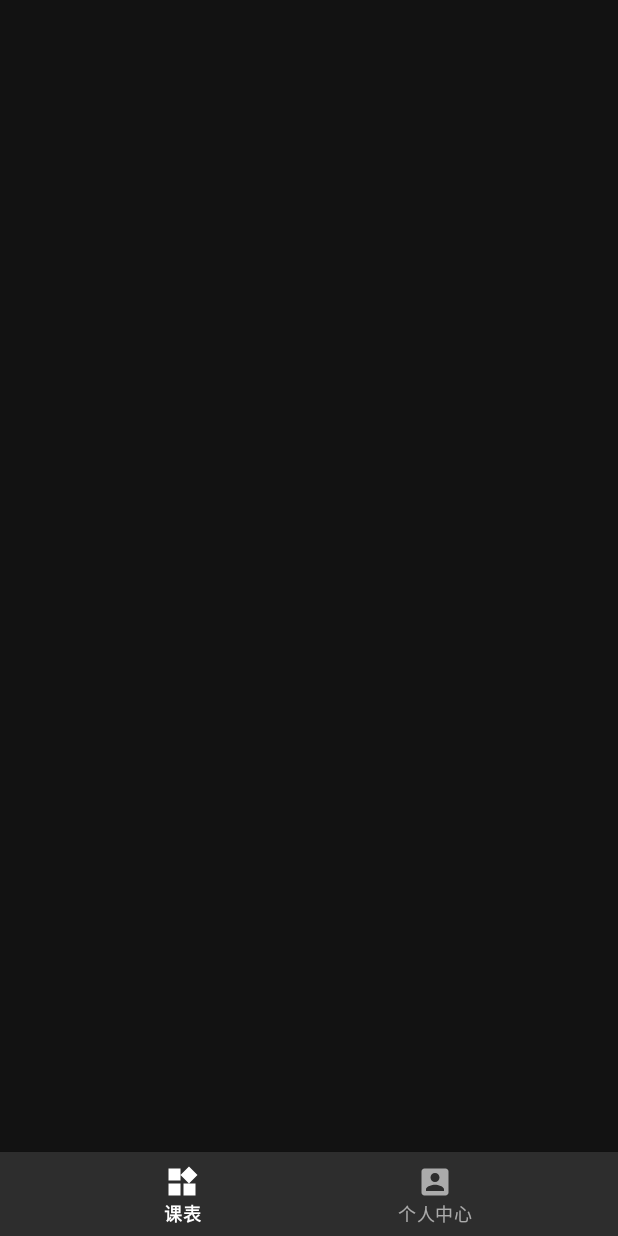
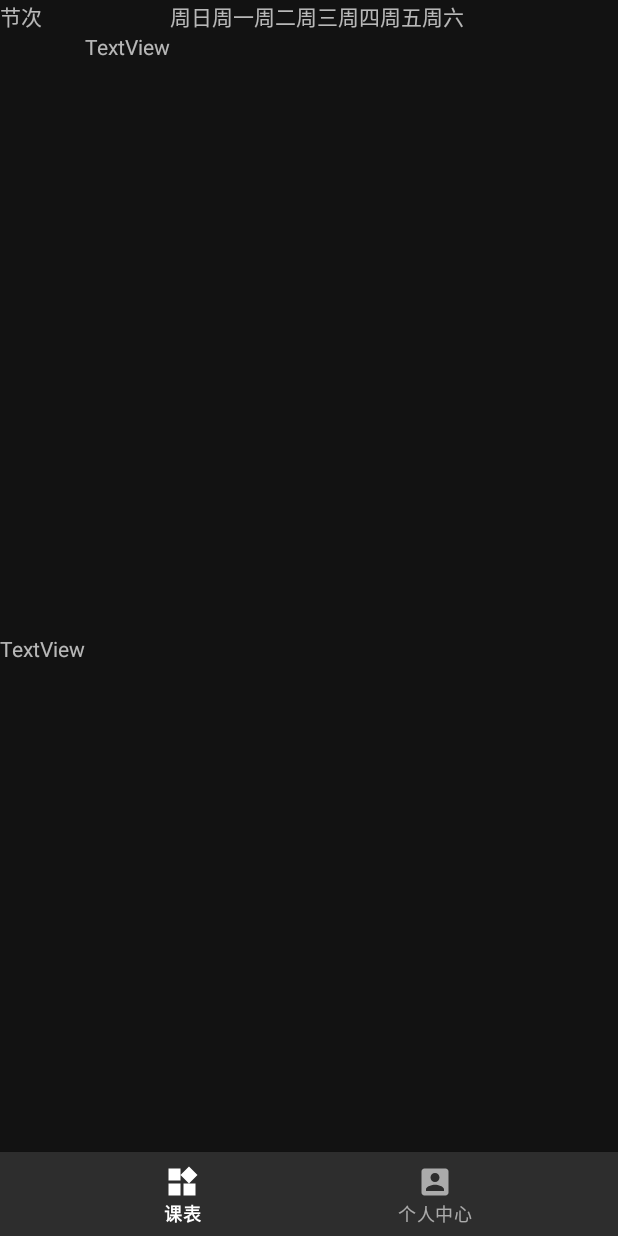
Before and after one commit to wuuuudle/SCUEnquiry, an Android app: the MainActivity screen opened directly, with no data from a screen before it, on a phone screen of 412 x 824 dp. Run offline under Robolectric (Android 15) with nearby library versions, the phone set to English and light mode, and no system bars; 8 statements that could not run were skipped.

Commit message:
界面大改

```diff
--- a/app/build.gradle
+++ b/app/build.gradle
@@ -28,4 +28,5 @@ dependencies {
     androidTestImplementation 'com.android.support.test.espresso:espresso-core:3.0.2'
     implementation files('libs/fastjson-1.2.47.jar')
     implementation 'com.android.support:support-v4:28.0.0-rc02'
+    implementation 'com.android.support:gridlayout-v7:28.0.0-rc02'
 }
--- a/app/src/main/AndroidManifest.xml
+++ b/app/src/main/AndroidManifest.xml
@@ -19,10 +19,7 @@
             </intent-filter>
         </activity>
 
-        <activity
-            android:name=".LoginActivity"
-            android:label="@string/app_name">
-        </activity>
+        <activity android:name=".LoginActivity" />
     </application>
 
 </manifest>
--- a/app/src/main/java/com/wuuuudle/scuenquiry/MainActivity.java
+++ b/app/src/main/java/com/wuuuudle/scuenquiry/MainActivity.java
@@ -5,11 +5,14 @@ import android.os.Bundle;
 import android.os.Handler;
 import android.os.Message;
 import android.support.annotation.NonNull;
+import android.support.constraint.ConstraintLayout;
+import android.support.constraint.Constraints;
 import android.support.design.widget.BottomNavigationView;
 import android.support.v7.app.AppCompatActivity;
 import android.util.Log;
 import android.view.MenuItem;
-import android.widget.EditText;
+import android.widget.LinearLayout;
+import android.widget.TextView;
 import android.widget.Toast;
 
 import com.wuuuudle.URP.Data;
@@ -17,6 +20,7 @@ import com.wuuuudle.URP.Login;
 import com.wuuuudle.URP.SelectCourse;
 import com.wuuuudle.URP.TimeAndPlace;
 import com.wuuuudle.URP.callback;
+
 
 public class MainActivity extends AppCompatActivity
 {
@@ -48,7 +52,7 @@ public class MainActivity extends AppCompatActivity
             switch (msg.what)
             {
                 case 1:
-                    ((EditText)findViewById(R.id.editText2)).setText((String)msg.obj);
+                    //((EditText)findViewById(R.id.editText2)).setText((String)msg.obj);
             }
         }
     };
@@ -58,6 +62,7 @@ public class MainActivity extends AppCompatActivity
     {
         super.onCreate(savedInstanceState);
         setContentView(R.layout.activity_main);
+
         if (Login.loginWithZM() == null)
         {
             Intent intent = new Intent(MainActivity.this, LoginActivity.class);
@@ -81,14 +86,15 @@ public class MainActivity extends AppCompatActivity
                 for (SelectCourse temp : courses)
                 {
                     Log.e("E", temp.getAttendClassTeacher() + " " + temp.getCourseName());
-                    String add="";
-                    for(TimeAndPlace tt : temp.getTimeAndPlaceList())
+                    String add = "";
+                    for (TimeAndPlace tt : temp.getTimeAndPlaceList())
                     {
-                        add+= tt.getTeachingBuildingName()+tt.getClassroomName() + " ";
+                        add += tt.getTeachingBuildingName() + tt.getClassroomName() + " ";
                     }
 
-                    send+=add + temp.getCourseName() + "\n";
+                    send += add + temp.getCourseName() + "\n";
                 }
+
                 message.obj = send;
                 handler.sendMessage(message);
             }
--- a/app/src/main/res/layout/activity_main.xml
+++ b/app/src/main/res/layout/activity_main.xml
@@ -1,5 +1,5 @@
 <?xml version="1.0" encoding="utf-8"?>
-<android.support.constraint.ConstraintLayout xmlns:android="http://schemas.android.com/apk/res/android"
+<RelativeLayout xmlns:android="http://schemas.android.com/apk/res/android"
     xmlns:app="http://schemas.android.com/apk/res-auto"
     xmlns:tools="http://schemas.android.com/tools"
     android:id="@+id/container"
@@ -7,31 +7,102 @@
     android:layout_height="match_parent"
     tools:context=".MainActivity">
 
-    <LinearLayout
+
+    <android.support.v4.widget.NestedScrollView
         android:layout_width="match_parent"
         android:layout_height="match_parent"
-        android:orientation="vertical">
+        android:fillViewport="true">
 
-        <EditText
-            android:id="@+id/editText2"
+        <HorizontalScrollView
             android:layout_width="match_parent"
-            android:layout_height="match_parent"
-            android:editable="false"
-            android:ems="10"
-            android:enabled="false"
-            android:inputType="textMultiLine" />
-    </LinearLayout>
+            android:layout_height="match_parent">
+
+            <android.support.v7.widget.GridLayout
+                android:layout_width="match_parent"
+                android:layout_height="match_parent"
+                app:columnCount="9"
+                app:orientation="horizontal"
+                app:rowCount="13">
+
+                <TextView
+                    android:layout_width="wrap_content"
+                    android:layout_height="wrap_content"
+                    android:text="节次"
+                    app:layout_columnSpan="2"
+                    app:layout_columnWeight="1" />
+
+                <TextView
+                    android:layout_width="wrap_content"
+                    android:layout_height="wrap_content"
+                    android:text="周日"
+                    app:layout_columnWeight="1" />
+
+                <TextView
+                    android:layout_width="wrap_content"
+                    android:layout_height="wrap_content"
+                    android:text="周一"
+                    app:layout_columnWeight="1" />
+
+                <TextView
+                    android:layout_width="wrap_content"
+                    android:layout_height="wrap_content"
+                    android:text="周二"
+                    app:layout_columnWeight="1" />
+
+                <TextView
+                    android:layout_width="wrap_content"
+                    android:layout_height="wrap_content"
+                    android:text="周三"
+                    app:layout_columnWeight="1" />
+
+                <TextView
+                    android:layout_width="wrap_content"
+                    android:layout_height="wrap_content"
+                    android:text="周四"
+                    app:layout_columnWeight="1" />
+
+                <TextView
+                    android:layout_width="wrap_content"
+                    android:layout_height="wrap_content"
+                    android:text="周五"
+                    app:layout_columnWeight="1" />
+
+                <TextView
+                    android:layout_width="wrap_content"
+                    android:layout_height="wrap_content"
+                    android:text="周六"
+                    app:layout_columnWeight="1" />
+
+                <TextView
+                    android:id="@+id/textView11"
+                    android:layout_width="wrap_content"
+                    android:layout_height="wrap_content"
+                    android:text="TextView"
+                    app:layout_columnWeight="0.5"
+                    app:layout_row="1"
+                    app:layout_rowWeight="1" />
+
+                <TextView
+                    android:id="@+id/textView12"
+                    android:layout_width="wrap_content"
+                    android:layout_height="wrap_content"
+                    android:text="TextView"
+                    app:layout_columnWeight="0.5"
+                    app:layout_row="1"
+                    app:layout_rowWeight="1" />
+            </android.support.v7.widget.GridLayout>
+        </HorizontalScrollView>
+    </android.support.v4.widget.NestedScrollView>
 
     <android.support.design.widget.BottomNavigationView
         android:id="@+id/navigation"
-        android:layout_width="0dp"
+        android:layout_width="match_parent"
         android:layout_height="wrap_content"
         android:background="?android:attr/windowBackground"
-        app:layout_constraintBottom_toBottomOf="parent"
-        app:layout_constraintLeft_toLeftOf="parent"
-        app:layout_constraintRight_toRightOf="parent"
+        android:layout_alignParentBottom="true"
+
         app:menu="@menu/navigation">
 
     </android.support.design.widget.BottomNavigationView>
 
-</android.support.constraint.ConstraintLayout>
+</RelativeLayout>
--- a/build.gradle
+++ b/build.gradle
@@ -8,8 +8,6 @@ buildscript {
     }
     dependencies {
         classpath 'com.android.tools.build:gradle:3.1.4'
-
-
         // NOTE: Do not place your application dependencies here; they belong
         // in the individual module build.gradle files
     }
```
